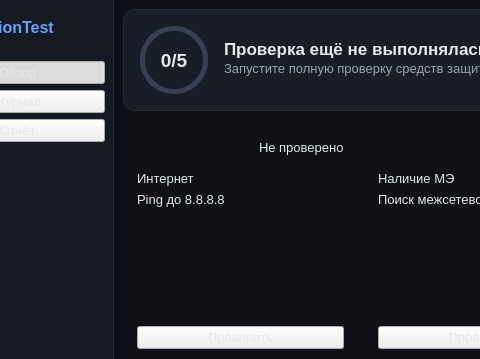
Qt form ui/mainwindow.ui (LordQwerzol/ProtectionTest) before a commit; both pictures show x 86 to 566 and y 0 to 359 of the 934 by 620 pixel window.
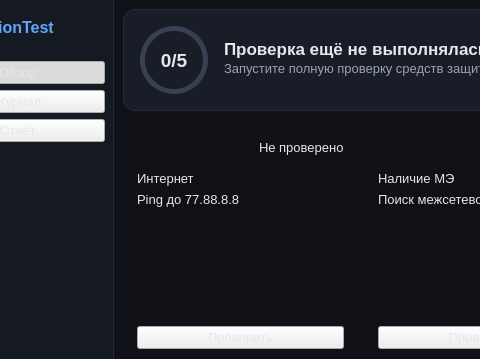
The same form after that commit. Icons and pictures are not drawn.

Patch:
```diff
--- a/ui/mainwindow.ui
+++ b/ui/mainwindow.ui
@@ -476,7 +476,7 @@
              <item>
               <widget class="QLabel" name="descNet">
                <property name="text">
-                <string>Ping до 8.8.8.8</string>
+                <string>Ping до 77.88.8.8</string>
                </property>
                <property name="wordWrap">
                 <bool>true</bool>
```
